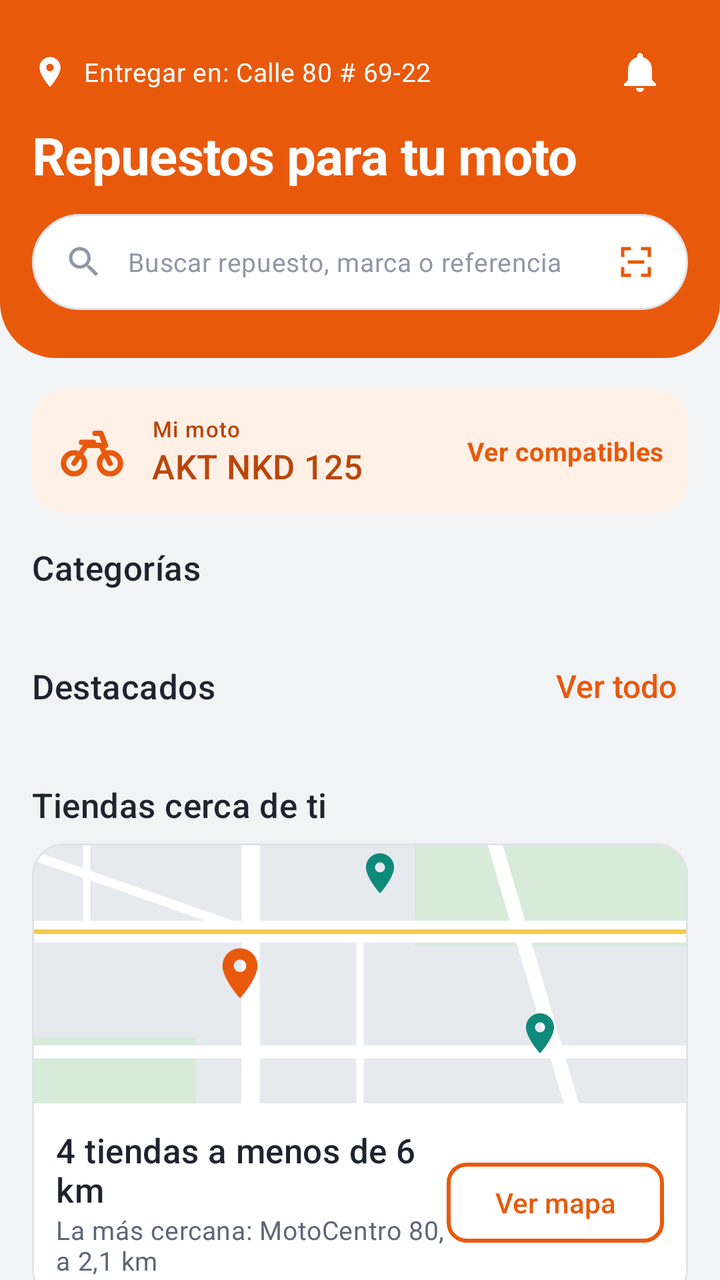
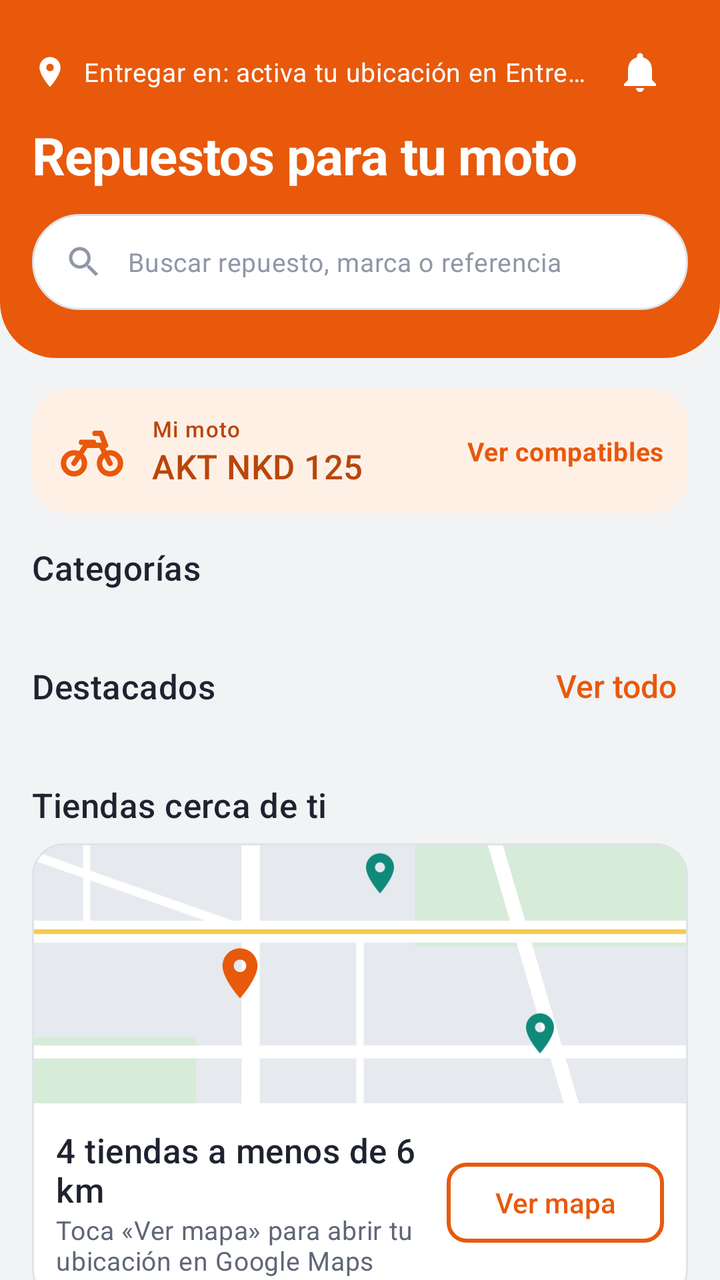

Screens rendered from an Android XML layout before and after an edit, with the pre-edit source and the edit as a unified diff.
<!-- AndroidManifest.xml: application theme Theme.RodaPartes -->
<!-- res/layout/fragment_home.xml -->
<?xml version="1.0" encoding="utf-8"?>
<androidx.core.widget.NestedScrollView xmlns:android="http://schemas.android.com/apk/res/android"
    xmlns:app="http://schemas.android.com/apk/res-auto"
    android:layout_width="match_parent"
    android:layout_height="match_parent">

    <LinearLayout
        android:layout_width="match_parent"
        android:layout_height="wrap_content"
        android:orientation="vertical"
        android:paddingBottom="@dimen/esp_xl">

        
        <LinearLayout
            android:layout_width="match_parent"
            android:layout_height="wrap_content"
            android:background="@drawable/bg_header_round"
            android:orientation="vertical"
            android:paddingStart="@dimen/esp_l"
            android:paddingTop="@dimen/esp_m"
            android:paddingEnd="@dimen/esp_l"
            android:paddingBottom="@dimen/esp_xl">

            <LinearLayout
                android:layout_width="match_parent"
                android:layout_height="@dimen/area_tactil"
                android:gravity="center_vertical"
                android:orientation="horizontal">

                <ImageView
                    android:layout_width="@dimen/icono_s"
                    android:layout_height="@dimen/icono_s"
                    android:importantForAccessibility="no"
                    android:src="@drawable/ic_location"
                    app:tint="@color/blanco" />

                <TextView
                    android:id="@+id/tvDeliverTo"
                    android:layout_width="0dp"
                    android:layout_height="wrap_content"
                    android:layout_marginStart="@dimen/esp_s"
                    android:layout_weight="1"
                    android:ellipsize="end"
                    android:maxLines="1"
                    android:text="@string/home_deliver_to"
                    android:textAppearance="@style/TextAppearance.RodaPartes.Small"
                    android:textColor="@color/blanco" />

                <ImageButton
                    android:id="@+id/btnNotifications"
                    android:layout_width="@dimen/area_tactil"
                    android:layout_height="@dimen/area_tactil"
                    android:background="?attr/selectableItemBackgroundBorderless"
                    android:contentDescription="@string/cd_notifications"
                    android:src="@drawable/ic_bell"
                    app:tint="@color/blanco" />
            </LinearLayout>

            <TextView
                android:id="@+id/tvGreeting"
                android:layout_width="wrap_content"
                android:layout_height="wrap_content"
                android:text="@string/home_greeting_guest"
                android:textAppearance="@style/TextAppearance.RodaPartes.Display"
                android:textColor="@color/blanco"
                android:textSize="26sp" />

            
            <LinearLayout
                android:id="@+id/searchPill"
                android:layout_width="match_parent"
                android:layout_height="@dimen/area_tactil"
                android:layout_marginTop="@dimen/esp_m"
                android:background="@drawable/bg_search_pill"
                android:clickable="true"
                android:focusable="true"
                android:foreground="?attr/selectableItemBackground"
                android:gravity="center_vertical"
                android:orientation="horizontal"
                android:paddingStart="@dimen/esp_l"
                android:paddingEnd="@dimen/esp_l">

                <ImageView
                    android:layout_width="20dp"
                    android:layout_height="20dp"
                    android:importantForAccessibility="no"
                    android:src="@drawable/ic_search"
                    app:tint="@color/texto_3" />

                <TextView
                    android:layout_width="0dp"
                    android:layout_height="wrap_content"
                    android:layout_marginStart="@dimen/esp_m"
                    android:layout_weight="1"
                    android:text="@string/search_hint"
                    android:textAppearance="@style/TextAppearance.RodaPartes.Small"
                    android:textColor="@color/texto_3" />

                <ImageView
                    android:layout_width="20dp"
                    android:layout_height="20dp"
                    android:importantForAccessibility="no"
                    android:src="@drawable/ic_scan"
                    app:tint="?attr/colorPrimary" />
            </LinearLayout>
        </LinearLayout>

        
        <com.google.android.material.card.MaterialCardView
            android:id="@+id/cardMoto"
            android:layout_width="match_parent"
            android:layout_height="wrap_content"
            android:layout_marginStart="@dimen/esp_l"
            android:layout_marginTop="@dimen/esp_l"
            android:layout_marginEnd="@dimen/esp_l"
            app:cardBackgroundColor="?attr/colorPrimaryContainer"
            app:strokeWidth="0dp">

            <LinearLayout
                android:layout_width="match_parent"
                android:layout_height="wrap_content"
                android:gravity="center_vertical"
                android:orientation="horizontal"
                android:padding="@dimen/esp_m">

                <ImageView
                    android:layout_width="36dp"
                    android:layout_height="36dp"
                    android:importantForAccessibility="no"
                    android:src="@drawable/ic_moto"
                    app:tint="?attr/colorPrimary" />

                <LinearLayout
                    android:layout_width="0dp"
                    android:layout_height="wrap_content"
                    android:layout_marginStart="@dimen/esp_m"
                    android:layout_weight="1"
                    android:orientation="vertical">

                    <TextView
                        android:layout_width="wrap_content"
                        android:layout_height="wrap_content"
                        android:text="@string/home_my_moto"
                        android:textAppearance="@style/TextAppearance.RodaPartes.Mini"
                        android:textColor="?attr/colorOnPrimaryContainer" />

                    <TextView
                        android:id="@+id/tvMoto"
                        android:layout_width="wrap_content"
                        android:layout_height="wrap_content"
                        android:text="@string/moto_default"
                        android:textAppearance="@style/TextAppearance.RodaPartes.Subtitle"
                        android:textColor="?attr/colorOnPrimaryContainer" />
                </LinearLayout>

                <TextView
                    android:layout_width="wrap_content"
                    android:layout_height="wrap_content"
                    android:text="@string/home_see_compatible"
                    android:textAppearance="@style/TextAppearance.RodaPartes.Small"
                    android:textColor="?attr/colorPrimary"
                    android:textStyle="bold" />
            </LinearLayout>
        </com.google.android.material.card.MaterialCardView>

        
        <TextView
            style="@style/RodaPartes.SectionTitle"
            android:layout_marginStart="@dimen/esp_l"
            android:layout_marginTop="@dimen/esp_l"
            android:text="@string/home_categories" />

        <HorizontalScrollView
            android:layout_width="match_parent"
            android:layout_height="wrap_content"
            android:clipToPadding="false"
            android:paddingStart="@dimen/esp_l"
            android:paddingEnd="@dimen/esp_l"
            android:scrollbars="none">

            <LinearLayout
                android:id="@+id/llCategories"
                android:layout_width="wrap_content"
                android:layout_height="wrap_content"
                android:orientation="horizontal" />
        </HorizontalScrollView>

        
        <LinearLayout
            android:layout_width="match_parent"
            android:layout_height="wrap_content"
            android:layout_marginTop="@dimen/esp_l"
            android:gravity="center_vertical"
            android:orientation="horizontal"
            android:paddingStart="@dimen/esp_l"
            android:paddingEnd="@dimen/esp_s">

            <TextView
                android:layout_width="0dp"
                android:layout_height="wrap_content"
                android:layout_weight="1"
                android:text="@string/home_featured"
                android:textAppearance="@style/TextAppearance.RodaPartes.Subtitle" />

            <com.google.android.material.button.MaterialButton
                android:id="@+id/btnSeeAll"
                style="@style/Widget.RodaPartes.Button.Text"
                android:layout_width="wrap_content"
                android:layout_height="wrap_content"
                android:text="@string/action_see_all" />
        </LinearLayout>

        <androidx.recyclerview.widget.RecyclerView
            android:id="@+id/rvFeatured"
            android:layout_width="match_parent"
            android:layout_height="wrap_content"
            android:nestedScrollingEnabled="false"
            android:paddingStart="@dimen/esp_m"
            android:paddingEnd="@dimen/esp_m" />

        
        <TextView
            style="@style/RodaPartes.SectionTitle"
            android:layout_marginStart="@dimen/esp_l"
            android:text="@string/home_nearby" />

        <com.google.android.material.card.MaterialCardView
            android:id="@+id/cardNearby"
            android:layout_width="match_parent"
            android:layout_height="wrap_content"
            android:layout_marginStart="@dimen/esp_l"
            android:layout_marginEnd="@dimen/esp_l">

            <LinearLayout
                android:layout_width="match_parent"
                android:layout_height="wrap_content"
                android:orientation="vertical">

                <FrameLayout
                    android:layout_width="match_parent"
                    android:layout_height="130dp">

                    <ImageView
                        android:layout_width="match_parent"
                        android:layout_height="match_parent"
                        android:contentDescription="@string/cd_map"
                        android:scaleType="centerCrop"
                        android:src="@drawable/bg_map" />

                    <ImageView
                        android:layout_width="30dp"
                        android:layout_height="30dp"
                        android:layout_gravity="center"
                        android:layout_marginEnd="60dp"
                        android:importantForAccessibility="no"
                        android:src="@drawable/ic_location"
                        app:tint="?attr/colorPrimary" />

                    <ImageView
                        android:layout_width="24dp"
                        android:layout_height="24dp"
                        android:layout_gravity="center"
                        android:layout_marginStart="90dp"
                        android:layout_marginTop="30dp"
                        android:importantForAccessibility="no"
                        android:src="@drawable/ic_location"
                        app:tint="@color/teal" />

                    <ImageView
                        android:layout_width="24dp"
                        android:layout_height="24dp"
                        android:layout_gravity="center"
                        android:layout_marginStart="10dp"
                        android:layout_marginBottom="50dp"
                        android:importantForAccessibility="no"
                        android:src="@drawable/ic_location"
                        app:tint="@color/teal" />
                </FrameLayout>

                <LinearLayout
                    android:layout_width="match_parent"
                    android:layout_height="wrap_content"
                    android:gravity="center_vertical"
                    android:orientation="horizontal"
                    android:padding="@dimen/esp_m">

                    <LinearLayout
                        android:layout_width="0dp"
                        android:layout_height="wrap_content"
                        android:layout_weight="1"
                        android:orientation="vertical">

                        <TextView
                            android:layout_width="wrap_content"
                            android:layout_height="wrap_content"
                            android:text="@string/home_nearby_count"
                            android:textAppearance="@style/TextAppearance.RodaPartes.Subtitle" />

                        <TextView
                            android:layout_width="wrap_content"
                            android:layout_height="wrap_content"
                            android:text="@string/home_nearby_detail"
                            android:textAppearance="@style/TextAppearance.RodaPartes.Small" />
                    </LinearLayout>

                    <com.google.android.material.button.MaterialButton
                        android:id="@+id/btnMap"
                        style="@style/Widget.RodaPartes.Button.Small.Outlined"
                        android:layout_width="wrap_content"
                        android:layout_height="wrap_content"
                        android:text="@string/home_see_map" />
                </LinearLayout>
            </LinearLayout>
        </com.google.android.material.card.MaterialCardView>
    </LinearLayout>
</androidx.core.widget.NestedScrollView>
<!-- resources referenced by this layout -->
<resources>
  <color name="blanco">#FFFFFF</color>
  <color name="teal">#0E8A7B</color>
  <color name="texto_3">#9097A6</color>
  <dimen name="area_tactil">48dp</dimen>
  <dimen name="esp_l">16dp</dimen>
  <dimen name="esp_m">12dp</dimen>
  <dimen name="esp_s">8dp</dimen>
  <dimen name="esp_xl">24dp</dimen>
  <dimen name="icono_s">18dp</dimen>
  <!-- drawable ic_scan (drawable) -->
  <?xml version="1.0" encoding="utf-8"?>
  <vector xmlns:android="http://schemas.android.com/apk/res/android"
      android:width="24dp"
      android:height="24dp"
      android:viewportWidth="24"
      android:viewportHeight="24">
      <path
          android:fillColor="@color/texto"
          android:pathData="M3,3h6v2H5v4H3V3zM15,3h6v6h-2V5h-4V3zM3,15h2v4h4v2H3v-6zM19,15h2v6h-6v-2h4v-4zM7,11h10v2H7z" />
  </vector>
  <string name="action_see_all">Ver todo</string>
  <string name="cd_map">Mapa de la zona</string>
  <string name="cd_notifications">Notificaciones</string>
  <string name="home_categories">Categorías</string>
  <string name="home_deliver_to">Entregar en: Calle 80 # 69-22</string>
  <string name="home_featured">Destacados</string>
  <string name="home_greeting_guest">Repuestos para tu moto</string>
  <string name="home_my_moto">Mi moto</string>
  <string name="home_nearby">Tiendas cerca de ti</string>
  <string name="home_nearby_count">4 tiendas a menos de 6 km</string>
  <string name="home_nearby_detail">La más cercana: MotoCentro 80, a 2,1 km</string>
  <string name="home_see_compatible">Ver compatibles</string>
  <string name="home_see_map">Ver mapa</string>
  <string name="moto_default">AKT NKD 125</string>
  <string name="search_hint">Buscar repuesto, marca o referencia</string>
  <color name="superficie">#FFFFFF</color>
  <color name="borde">#DFE2E8</color>
  <color name="texto">#1F2330</color>
  <dimen name="txt_display">30sp</dimen>
  <dimen name="txt_mini">11sp</dimen>
  <dimen name="txt_pequeno">13sp</dimen>
  <color name="texto_2">#5F6678</color>
  <dimen name="txt_subtitulo">17sp</dimen>
  <color name="naranja">#E8590C</color>
  <color name="naranja_claro">#FFF0E6</color>
  <color name="naranja_oscuro">#B9460A</color>
  <color name="asfalto">#1F2330</color>
  <color name="peligro">#CC3333</color>
  <color name="fondo">#F2F3F5</color>
  <style name="Widget.RodaPartes.CheckBox" parent="Widget.Material3.CompoundButton.CheckBox">
          <item name="buttonTint">@color/sel_check</item>
      </style>
  <style name="Widget.RodaPartes.Radio" parent="Widget.Material3.CompoundButton.RadioButton">
          <item name="buttonTint">@color/sel_check</item>
      </style>
  <style name="Shape.RodaPartes.Campo" parent="">
          <item name="cornerFamily">rounded</item>
          <item name="cornerSize">@dimen/radio_campo</item>
      </style>
  <style name="Shape.RodaPartes.Tarjeta" parent="">
          <item name="cornerFamily">rounded</item>
          <item name="cornerSize">@dimen/radio_tarjeta</item>
      </style>
  <dimen name="alto_boton">52dp</dimen>
  <dimen name="radio_boton">12dp</dimen>
  <dimen name="borde_grueso">2dp</dimen>
  <dimen name="radio_campo">10dp</dimen>
  <dimen name="borde_fino">1dp</dimen>
  <dimen name="radio_chip">20dp</dimen>
  <style name="TextAppearance.RodaPartes.ChipText" parent="TextAppearance.Material3.LabelLarge">
          <item name="android:fontFamily">sans-serif-medium</item>
          <item name="android:textSize">13sp</item>
      </style>
  <dimen name="radio_tarjeta">16dp</dimen>
  <style name="TextAppearance.RodaPartes.NavLabel" parent="TextAppearance.Material3.LabelMedium">
          <item name="android:fontFamily">sans-serif-medium</item>
          <item name="android:textSize">11sp</item>
      </style>
  <style name="Shape.RodaPartes.Dialogo" parent="">
          <item name="cornerFamily">rounded</item>
          <item name="cornerSize">20dp</item>
      </style>
  <!-- unchanged entries left out for length: 29 -->
</resources>

<!-- the commit's change to res/layout/fragment_home.xml (unified diff, before → after) -->
@@ -95,13 +95,6 @@
                     android:text="@string/search_hint"
                     android:textAppearance="@style/TextAppearance.RodaPartes.Small"
                     android:textColor="@color/texto_3" />
-
-                <ImageView
-                    android:layout_width="20dp"
-                    android:layout_height="20dp"
-                    android:importantForAccessibility="no"
-                    android:src="@drawable/ic_scan"
-                    app:tint="?attr/colorPrimary" />
             </LinearLayout>
         </LinearLayout>
 
@@ -293,6 +286,7 @@
                         <TextView
                             android:layout_width="wrap_content"
                             android:layout_height="wrap_content"
+                            android:id="@+id/tvNearbyCount"
                             android:text="@string/home_nearby_count"
                             android:textAppearance="@style/TextAppearance.RodaPartes.Subtitle" />
 
<!-- resource entries referenced after the edit -->
@@ -9,28 +9,17 @@
   <dimen name="esp_s">8dp</dimen>
   <dimen name="esp_xl">24dp</dimen>
   <dimen name="icono_s">18dp</dimen>
-  <!-- drawable ic_scan (drawable) -->
-  <?xml version="1.0" encoding="utf-8"?>
-  <vector xmlns:android="http://schemas.android.com/apk/res/android"
-      android:width="24dp"
-      android:height="24dp"
-      android:viewportWidth="24"
-      android:viewportHeight="24">
-      <path
-          android:fillColor="@color/texto"
-          android:pathData="M3,3h6v2H5v4H3V3zM15,3h6v6h-2V5h-4V3zM3,15h2v4h4v2H3v-6zM19,15h2v6h-6v-2h4v-4zM7,11h10v2H7z" />
-  </vector>
   <string name="action_see_all">Ver todo</string>
   <string name="cd_map">Mapa de la zona</string>
   <string name="cd_notifications">Notificaciones</string>
   <string name="home_categories">Categorías</string>
-  <string name="home_deliver_to">Entregar en: Calle 80 # 69-22</string>
+  <string name="home_deliver_to">Entregar en: activa tu ubicación en Entrega</string>
   <string name="home_featured">Destacados</string>
   <string name="home_greeting_guest">Repuestos para tu moto</string>
   <string name="home_my_moto">Mi moto</string>
   <string name="home_nearby">Tiendas cerca de ti</string>
   <string name="home_nearby_count">4 tiendas a menos de 6 km</string>
-  <string name="home_nearby_detail">La más cercana: MotoCentro 80, a 2,1 km</string>
+  <string name="home_nearby_detail">Toca «Ver mapa» para abrir tu ubicación en Google Maps</string>
   <string name="home_see_compatible">Ver compatibles</string>
   <string name="home_see_map">Ver mapa</string>
   <string name="moto_default">AKT NKD 125</string>
